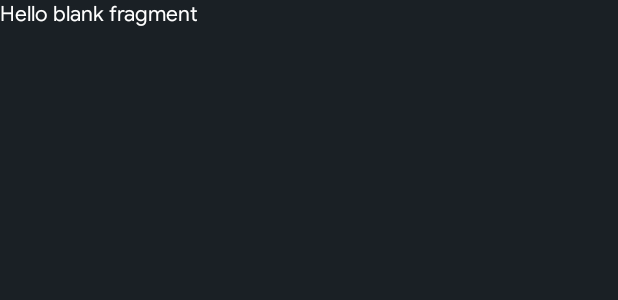
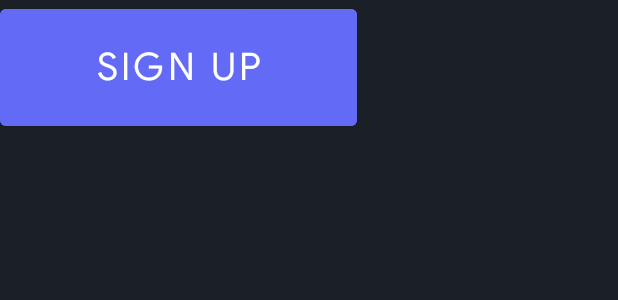
Before and after one commit to WinnieParton/videoGamesKotlin, an Android app: the layout fragment_game_register.xml on its own in the app's theme, with its tools: preview values and no code run, on a phone screen of 412 x 824 dp. Shown: the top 300 px of the screen. Run offline under Robolectric (Android 15) with nearby library versions, the phone set to English and light mode, and no system bars.

```diff
--- a/app/src/main/java/com/example/projetfinaljeu/GameLoginFragment.kt
+++ b/app/src/main/java/com/example/projetfinaljeu/GameLoginFragment.kt
@@ -37,5 +37,11 @@ class GameLoginFragment : Fragment() {
                 GameLoginFragmentDirections.actionGameLoginFragmentToGameHomeFragment()
             )
         }
+
+        button_creer_un_compte.setOnClickListener { view ->
+           findNavController().navigate(
+               GameLoginFragmentDirections.actionGameLoginFragmentToGameRegisterFragment()
+           )
+        }
     }
 }
--- a/app/src/main/java/com/example/projetfinaljeu/MainActivity.kt
+++ b/app/src/main/java/com/example/projetfinaljeu/MainActivity.kt
@@ -36,6 +36,7 @@ class MainActivity : AppCompatActivity() {
     }
 }
 
+
 fun TextView.applyUnderlineTextStart(text: String){
     val spannable = SpannableString(text)
     spannable.setSpan(UnderlineSpan(),  0,text.indexOf(' ') , 0)
--- a/app/src/main/res/layout/fragment_game_register.xml
+++ b/app/src/main/res/layout/fragment_game_register.xml
@@ -1,14 +1,25 @@
 <?xml version="1.0" encoding="utf-8"?>
 <FrameLayout xmlns:android="http://schemas.android.com/apk/res/android"
+    xmlns:app="http://schemas.android.com/apk/res-auto"
     xmlns:tools="http://schemas.android.com/tools"
     android:layout_width="match_parent"
     android:layout_height="match_parent"
     tools:context=".GameRegisterFragment">
 
     <!-- TODO: Update blank fragment layout -->
-    <TextView
-        android:layout_width="match_parent"
-        android:layout_height="match_parent"
-        android:text="@string/hello_blank_fragment" />
+
+
+    <Button
+        android:id="@+id/signup_submit_btn"
+        android:layout_width="238dp"
+        android:layout_height="90dp"
+        android:text="@string/register_submit_btn"
+        android:backgroundTint="@color/secondary"
+        android:textSize="25dp"
+        android:layout_marginBottom="40dp"
+        tools:layout_editor_absoluteX="105dp"
+        tools:layout_editor_absoluteY="426dp"
+        tools:ignore="MissingConstraints" />
+
 
 </FrameLayout>
--- a/app/src/main/res/navigation/app_nav.xml
+++ b/app/src/main/res/navigation/app_nav.xml
@@ -18,6 +18,9 @@
             app:destination="@id/gameForgetPasswordFragment" />
         <action
             android:id="@+id/action_gameLoginFragment_to_gameRegisterFragment"
+            app:destination="@id/gameRegisterFragment" />
+        <action
+            android:id="@+id/action_gameLoginFragment_to_gameRegisterFragment2"
             app:destination="@id/gameRegisterFragment" />
     </fragment>
     <fragment
```
Also changed, not shown: app/build.gradle (+7 -1 lines), app/src/main/java/com/example/projetfinaljeu/GameRegisterFragment.kt (+53 -0 lines), app/src/main/res/values/strings.xml (+8 -0 lines), app/src/main/java/com/example/projetfinaljeu/Login.kt (line endings or trailing spaces), 1 other file.
